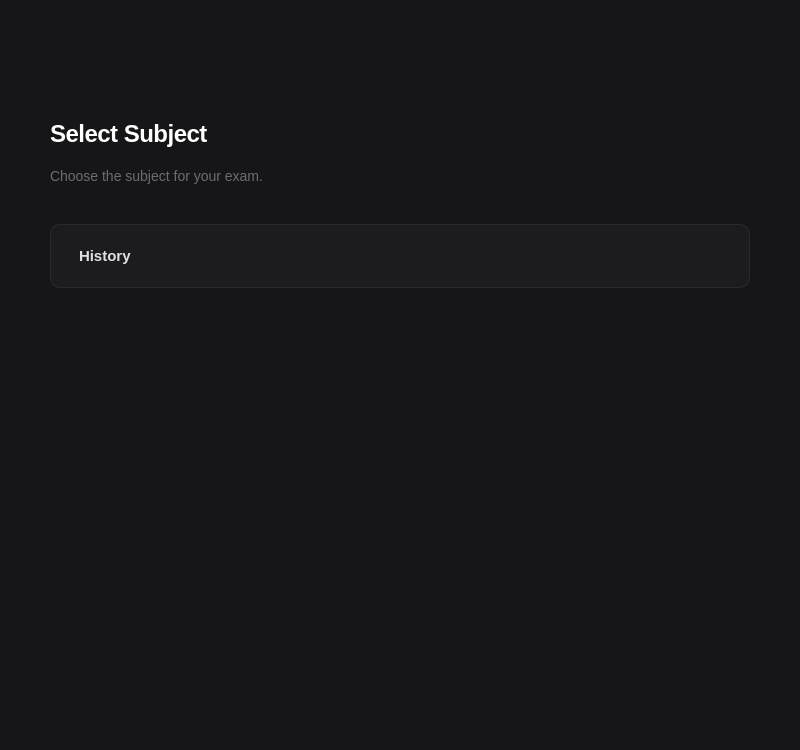
Above: src/ui/exam/subjects/subjects.ui from DIDimov24/Aethera before the change. Below: the same form after it.
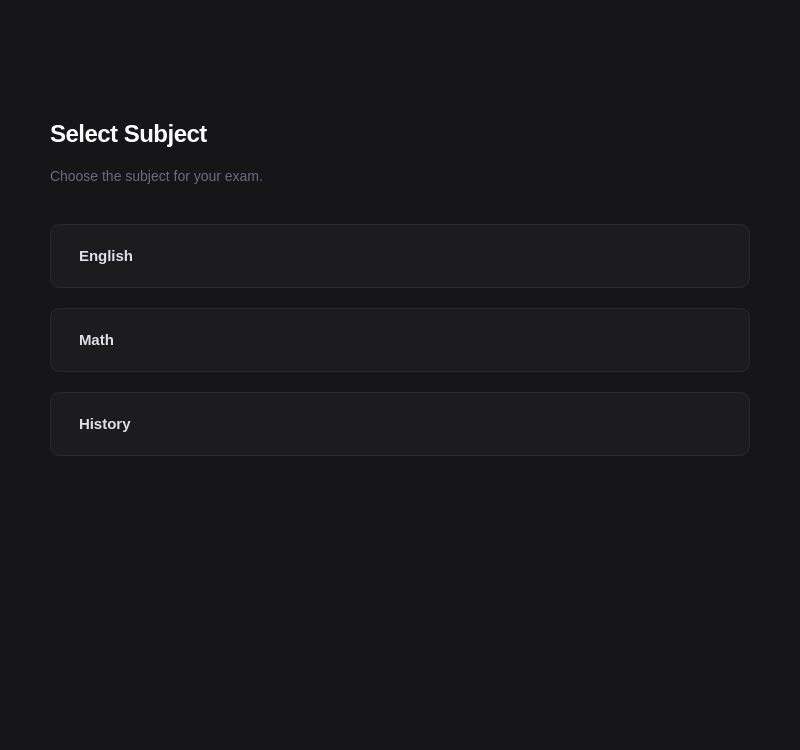
That is the form after the change.

```diff
--- a/src/ui/exam/subjects/subjects.ui
+++ b/src/ui/exam/subjects/subjects.ui
@@ -28,6 +28,8 @@
     color: #6b6b76;
     font-size: 14px;
 }
+QPushButton#buttonEnglish,
+QPushButton#buttonMath,
 QPushButton#buttonHistory {
     background-color: #1c1c1f;
     color: #e0e0e4;
@@ -38,11 +40,15 @@
     padding: 20px 28px;
     text-align: left;
 }
+QPushButton#buttonEnglish:hover,
+QPushButton#buttonMath:hover,
 QPushButton#buttonHistory:hover {
     background-color: #202023;
     border-color: #3a3a3e;
     color: #ffffff;
 }
+QPushButton#buttonEnglish:pressed,
+QPushButton#buttonMath:pressed,
 QPushButton#buttonHistory:pressed {
     background-color: #1a1a1d;
     border-color: #4a4a52;
@@ -111,6 +117,32 @@
      </property>
     </spacer>
    </item>
+   <item>
+    <widget class="QPushButton" name="buttonEnglish">
+     <property name="minimumSize">
+      <size>
+       <width>0</width>
+       <height>64</height>
+      </size>
+     </property>
+     <property name="text">
+      <string>English</string>
+     </property>
+    </widget>
+   </item>
+   <item>
+    <widget class="QPushButton" name="buttonMath">
+     <property name="minimumSize">
+      <size>
+       <width>0</width>
+       <height>64</height>
+      </size>
+     </property>
+     <property name="text">
+      <string>Math</string>
+     </property>
+    </widget>
+   </item>
    <item>
     <widget class="QPushButton" name="buttonHistory">
      <property name="minimumSize">
```
